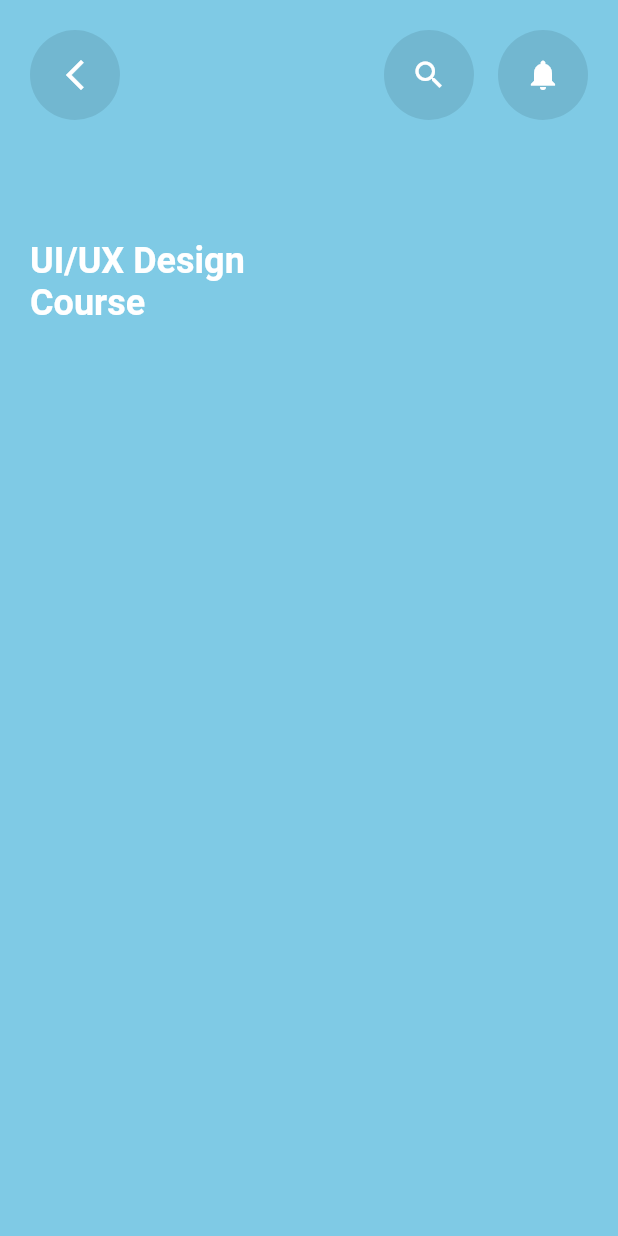
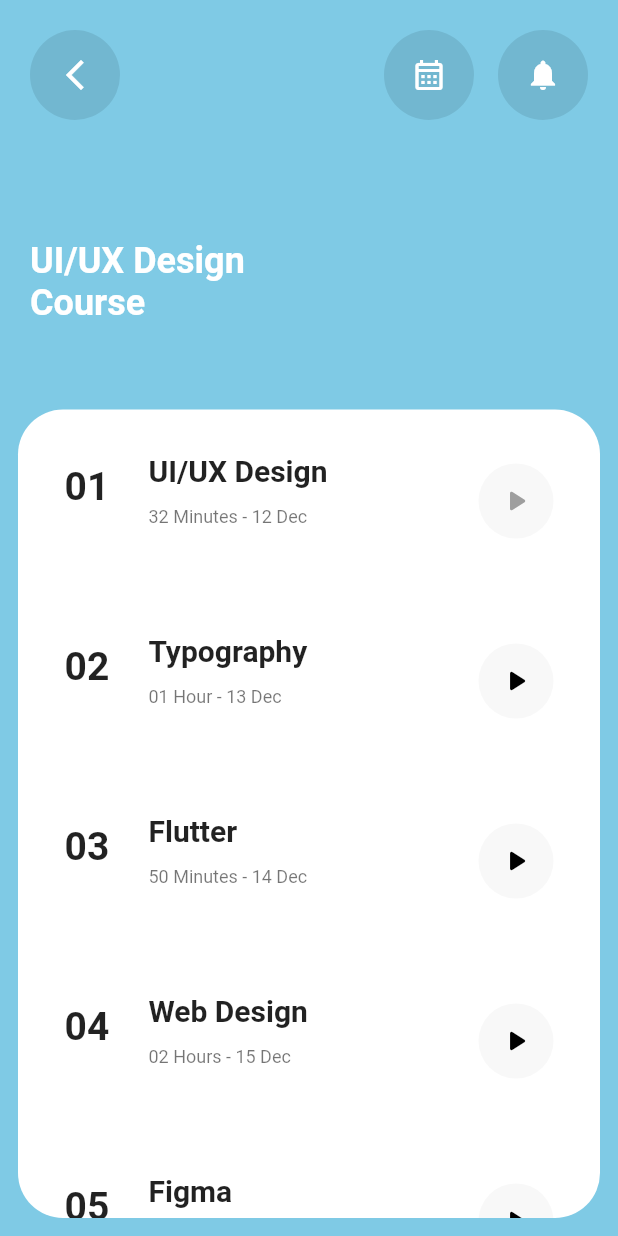
Before and after one commit to muhammadawaisyaseen/Course-Selling-App, a Flutter app: the UiUxDesignCourseDetails screen opened directly, on a phone screen of 412 x 824 dp. Run offline on Flutter 3.47's test engine with Material 2 defaults, Android fonts, the phone set to English and light mode, and no system bars.

Commit message:
UI course design page

```diff
--- a/lib/main.dart
+++ b/lib/main.dart
@@ -1,5 +1,6 @@
 import 'package:course_selling_app/screens/main_screen.dart';
 import 'package:course_selling_app/screens/myHomePage.dart';
+import 'package:course_selling_app/screens/ux_designcourse_details.dart';
 import 'package:flutter/material.dart';
 
 void main() {
@@ -16,7 +17,6 @@ class MyApp extends StatelessWidget {
       debugShowCheckedModeBanner: false,
       title: 'Flutter Demo',
       theme: ThemeData(
-
         primarySwatch: Colors.blue,
       ),
       home: BottomNavigation(),
--- a/lib/screens/myHomePage.dart
+++ b/lib/screens/myHomePage.dart
@@ -1,9 +1,10 @@
 import 'dart:ui';
 
 import 'package:course_selling_app/screens/profile_page.dart';
-import 'package:course_selling_app/screens/ui/ux_designcourse_details.dart';
+import 'package:course_selling_app/screens/ux_designcourse_details.dart';
 import 'package:course_selling_app/screens/wishlist_page.dart';
 import 'package:flutter/cupertino.dart';
+import 'package:flutter/gestures.dart';
 import 'package:flutter/material.dart';
 import 'package:flutter/src/widgets/container.dart';
 import 'package:flutter/src/widgets/framework.dart';
@@ -34,7 +35,7 @@ List courses = [
   "Java Script",
   "Animation",
 ];
-// List pagess;
+
 
 List pages = [
   HomeScreen(),
@@ -235,35 +236,34 @@ class _HomeScreenState extends State<HomeScreen> {
               child: Row(
                 crossAxisAlignment: CrossAxisAlignment.start,
                 children: [
-                  InkWell(
-                    onTap: () {
+                  RichText(
+                    text: TextSpan(
+                        style: const TextStyle(
+                            color: Colors.black,
+                            fontSize: 24),
+                        children: [
+                          const TextSpan(
+                              text: 'UI/UX',
+                              style: TextStyle(
+                                fontWeight: FontWeight.bold,
+                              )),
+                          const TextSpan(text: ' '),
+                          TextSpan(
+                              text: 'Design Course',
+                              style: const TextStyle(
+                                color: Colors.black,
+                              ),
+                              recognizer: TapGestureRecognizer()
+                                ..onTap = () {
                                   print('ho gya click');
-                      // Navigator.push(context,
-                      //     MaterialPageRoute(builder: (context) {
-                      //   UiUxDesignCourseDetails();
-                      // }));
                                   Navigator.push(
                                     context,
                                     MaterialPageRoute(
-                            builder: (context) => UiUxDesignCourseDetails()),
+                                        builder: (context) =>
+                                            UiUxDesignCourseDetails()),
                                   );
-                    },
-                    child: RichText(
-                      text: const TextSpan(
-                          style: TextStyle(
-                              color: Colors.black,
-                              fontWeight: FontWeight.bold,
-                              fontSize: 24),
-                          children: [
-                            TextSpan(text: 'UI/UX'),
-                            TextSpan(text: ' '),
-                            TextSpan(
-                                text: 'Design Course',
-                                style: TextStyle(
-                                  color: Colors.black,
-                                ))
+                                })
                         ]),
-                    ),
                   ),
                   const Spacer(),
                   Container(
--- a/lib/screens/ui/ux_designcourse_details.dart
+++ /dev/null
@@ -1,64 +0,0 @@
-import 'package:flutter/material.dart';
-import 'package:flutter/src/widgets/container.dart';
-import 'package:flutter/src/widgets/framework.dart';
-
-import '../../widgets/search_notif_widget.dart';
-
-class UiUxDesignCourseDetails extends StatelessWidget {
-  const UiUxDesignCourseDetails({super.key});
-
-  @override
-  Widget build(BuildContext context) {
-    return SafeArea(
-      child: Scaffold(
-        backgroundColor: const Color(0xFF7fcae5),
-        body: Column(
-          crossAxisAlignment: CrossAxisAlignment.start,
-          children: [
-            Padding(
-              padding: const EdgeInsets.all(20),
-              child: Row(
-                children: [
-                  InkWell(
-                      onTap: () {
-                        Navigator.pop(context);
-                      },
-                      child: CircularButton(
-                          icon: Icons.arrow_back_ios_new_outlined)),
-                  Spacer(),
-                  CircularButton(icon: Icons.search),
-                  const SizedBox(
-                    width: 16,
-                  ),
-                  CircularButton(icon: Icons.notifications),
-                ],
-              ),
-            ),
-            const SizedBox(
-              height: 40,
-            ),
-            Padding(
-              padding: const EdgeInsets.all(20),
-              child: RichText(
-                text: const TextSpan(
-                    style: TextStyle(
-                        color: Colors.white,
-                        fontWeight: FontWeight.bold,
-                        fontSize: 24),
-                    children: [
-                      TextSpan(text: 'UI/UX Design'),
-                      TextSpan(text: '\n'),
-                      TextSpan(
-                          text: 'Course',
-                          style: TextStyle(
-                            color: Colors.white,
-                          ))
-                    ]),
-              ),
-            ),
-          ],
-        ),
-      ),
-    );
-  }
-}
--- /dev/null
+++ b/lib/screens/ux_designcourse_details.dart
@@ -0,0 +1,144 @@
+import 'package:course_selling_app/widgets/play_button.dart';
+import 'package:flutter/material.dart';
+import 'package:flutter/src/widgets/container.dart';
+import 'package:flutter/src/widgets/framework.dart';
+
+import '../widgets/search_notif_widget.dart';
+
+class UiUxDesignCourseDetails extends StatefulWidget {
+  UiUxDesignCourseDetails({super.key});
+
+  @override
+  State<UiUxDesignCourseDetails> createState() =>
+      _UiUxDesignCourseDetailsState();
+}
+
+class _UiUxDesignCourseDetailsState extends State<UiUxDesignCourseDetails> {
+  int tileSelectedIndex = 0;
+
+  List<String> myTitles = [
+    'UI/UX Design',
+    'Typography',
+    'Flutter',
+    'Web Design',
+    'Figma',
+    'Graphics',
+    'Android',
+    'WordPress',
+    'Desktop App',
+  ];
+
+  List<String> mySubtitles = [
+    '32 Minutes - 12 Dec',
+    '01 Hour - 13 Dec',
+    '50 Minutes - 14 Dec',
+    '02 Hours - 15 Dec',
+    '32 Minutes - 12 Dec',
+    '01 Hour - 13 Dec',
+    '50 Minutes - 14 Dec',
+    '02 Hours - 15 Dec',
+    '32 Minutes - 12 Dec',
+  ];
+
+  @override
+  Widget build(BuildContext context) {
+    return SafeArea(
+      child: Scaffold(
+        backgroundColor: const Color(0xFF7fcae5),
+        body: Column(
+          crossAxisAlignment: CrossAxisAlignment.start,
+          children: [
+            Padding(
+              padding: const EdgeInsets.all(20),
+              child: Row(
+                children: [
+                  InkWell(
+                      onTap: () {
+                        Navigator.pop(context);
+                      },
+                      child: CircularButton(
+                          icon: Icons.arrow_back_ios_new_outlined)),
+                  Spacer(),
+                  CircularButton(icon: Icons.calendar_month_outlined),
+                  const SizedBox(
+                    width: 16,
+                  ),
+                  CircularButton(icon: Icons.notifications),
+                ],
+              ),
+            ),
+            const SizedBox(
+              height: 40,
+            ),
+            Padding(
+              padding: const EdgeInsets.all(20),
+              child: RichText(
+                text: const TextSpan(
+                    style: TextStyle(
+                        color: Colors.white,
+                        fontWeight: FontWeight.bold,
+                        fontSize: 24),
+                    children: [
+                      TextSpan(text: 'UI/UX Design'),
+                      TextSpan(text: '\n'),
+                      TextSpan(
+                          text: 'Course',
+                          style: TextStyle(
+                            color: Colors.white,
+                          ))
+                    ]),
+              ),
+            ),
+            const SizedBox(
+              height: 25,
+            ),
+            Expanded(
+              child: Container(
+                height: 200,
+                margin: EdgeInsets.all(12),
+                decoration: BoxDecoration(
+                  borderRadius: BorderRadius.circular(30),
+                  color: Color(0xFFffffff),
+                ),
+                child: ListView.builder(
+                  itemCount: myTitles.length,
+                  itemBuilder: (context, index) {
+                    return Padding(
+                      padding: const EdgeInsets.symmetric(
+                          horizontal: 15, vertical: 20),
+                      child: ListTile(
+                        onTap:() {
+                            setState(() {
+                              tileSelectedIndex = index;
+                            });
+                          },
+                        visualDensity: VisualDensity(vertical: 4),
+                        dense: true,
+                        leading: Text(
+                          '0' + (index + 1).toString(),
+                          style: TextStyle(
+                              fontSize: 26, fontWeight: FontWeight.bold),
+                        ),
+                        title: Text(
+                          myTitles[index],
+                          style: TextStyle(
+                              fontSize: 20, fontWeight: FontWeight.bold),
+                        ),
+                        subtitle: Text(mySubtitles[index]),
+                        trailing: PlayButton(
+                          icon: Icons.play_arrow_rounded,
+                          isSelected: tileSelectedIndex == index ? true : false,
+                          // onFunction:
+                        ),
+                      ),
+                    );
+                  },
+                ),
+              ),
+            ),
+          ],
+        ),
+      ),
+    );
+  }
+}
--- /dev/null
+++ b/lib/widgets/play_button.dart
@@ -0,0 +1,26 @@
+import 'package:flutter/material.dart';
+import 'package:flutter/src/widgets/container.dart';
+import 'package:flutter/src/widgets/framework.dart';
+
+class PlayButton extends StatelessWidget {
+  PlayButton(
+      {required this.icon, required this.isSelected});
+  final IconData icon;
+  // final VoidCallback onFunction;
+  final bool isSelected;
+  @override
+  Widget build(BuildContext context) {
+    return Container(
+      width: 50,
+      height: 50,
+      decoration: BoxDecoration(
+        color: Color(0xFFf8f8f8),
+        shape: BoxShape.circle,
+      ),
+      child: Icon(
+        icon,
+        color: isSelected == true ? Colors.grey : Colors.black,
+      ),
+    );
+  }
+}
```
Lines whose indentation alone changed are shown as unchanged.
